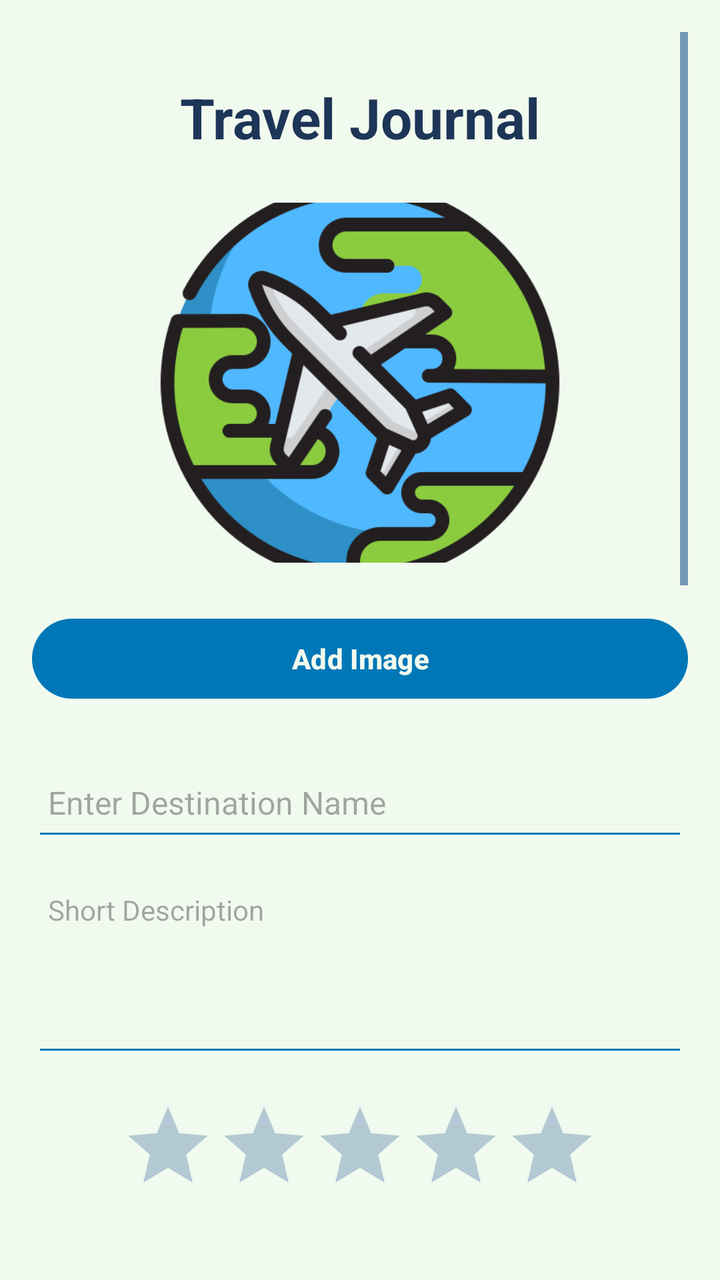
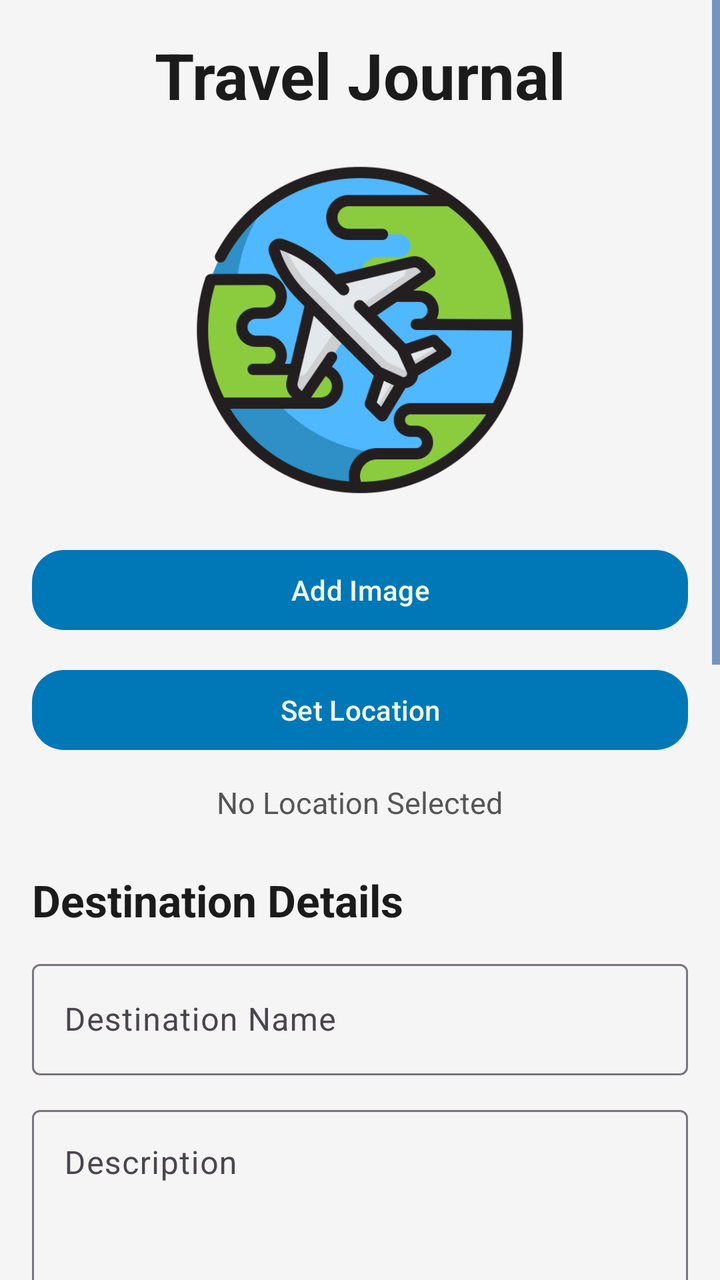

Compare the two renders of this Android layout. The source of the first and the diff that turns it into the second are given below.
<!-- AndroidManifest.xml: application theme Theme.WebAppProject -->
<!-- res/layout/activity_travel.xml -->
<?xml version="1.0" encoding="utf-8"?>
<androidx.constraintlayout.widget.ConstraintLayout
    xmlns:android="http://schemas.android.com/apk/res/android"
    xmlns:app="http://schemas.android.com/apk/res-auto"
    xmlns:tools="http://schemas.android.com/tools"
    android:id="@+id/addDestinationLayout"
    android:layout_width="match_parent"
    android:layout_height="match_parent"
    android:background="@color/backgroundColor"
    android:padding="16dp"
    tools:context=".TravelActivity">


    <ScrollView
        android:layout_width="0dp"
        android:layout_height="0dp"
        app:layout_constraintTop_toTopOf="parent"
        app:layout_constraintBottom_toBottomOf="parent"
        app:layout_constraintStart_toStartOf="parent"
        app:layout_constraintEnd_toEndOf="parent">


        <LinearLayout
            android:layout_width="match_parent"
            android:layout_height="wrap_content"
            android:orientation="vertical"
            android:gravity="center_horizontal">


            <TextView
                android:id="@+id/appTitle"
                android:layout_width="wrap_content"
                android:layout_height="wrap_content"
                android:text="Travel Journal"
                android:textSize="28sp"
                android:textStyle="bold"
                android:textColor="@color/textPrimary"
                android:layout_marginTop="24dp"
                android:layout_marginBottom="12dp"
                android:layout_gravity="center"/>


            <com.google.android.material.imageview.ShapeableImageView
                android:id="@+id/destinationPhoto"
                android:layout_width="220dp"
                android:layout_height="180dp"
                android:layout_marginTop="12dp"
                android:layout_marginBottom="16dp"
                android:layout_gravity="center"
                android:scaleType="centerCrop"
                android:src="@drawable/world_icon"
                android:contentDescription="Destination Photo"
                app:shapeAppearanceOverlay="@style/roundedImage"/>

            <Button
                android:id="@+id/btnAddImage"
                android:layout_width="match_parent"
                android:layout_height="wrap_content"
                android:text="Add Image"
                android:layout_marginTop="8dp"
                android:textAllCaps="false"
                android:textStyle="bold"/>

            
            <EditText
                android:id="@+id/destinationName"
                android:layout_width="match_parent"
                android:layout_height="48dp"
                android:layout_marginTop="24dp"
                android:hint="Enter Destination Name"
                android:padding="8dp"
                android:textColor="@color/textPrimary"
                android:textSize="16sp"
                android:backgroundTint="@color/colorPrimary"
                android:maxLines="1"
                android:inputType="text" />


            <EditText
                android:id="@+id/destinationDescription"
                android:layout_width="match_parent"
                android:layout_height="96dp"
                android:layout_marginTop="12dp"
                android:hint="Short Description"
                android:padding="8dp"
                android:textColor="@color/textPrimary"
                android:textSize="14sp"
                android:backgroundTint="@color/colorPrimary"
                android:gravity="top"
                android:inputType="textMultiLine"
                android:scrollbars="vertical" />


            
            <RatingBar
                android:id="@+id/destinationRating"
                android:layout_width="wrap_content"
                android:layout_height="wrap_content"
                android:layout_marginTop="16dp"
                android:numStars="5"
                android:stepSize="1"
                android:rating="0"
                android:isIndicator="false" />


            <EditText
                android:id="@+id/destinationActivities"
                android:layout_width="match_parent"
                android:layout_height="120dp"
                android:layout_marginTop="12dp"
                android:hint="Things to do here"
                android:padding="8dp"
                android:textColor="@color/textPrimary"
                android:textSize="14sp"
                android:backgroundTint="@color/colorPrimary"
                android:gravity="top"
                android:inputType="textMultiLine"
                android:scrollbars="vertical" />


            <TextView
                android:layout_width="wrap_content"
                android:layout_height="wrap_content"
                android:text="Date Arrived"
                android:textColor="@color/textPrimary"
                android:layout_marginTop="16dp" />


            <EditText
                android:id="@+id/dateArrived"
                android:layout_width="match_parent"
                android:layout_height="48dp"
                android:hint="Select arrival date"
                android:focusable="false"
                android:clickable="true"
                android:padding="8dp"
                android:textColor="@color/textPrimary"
                android:backgroundTint="@color/colorPrimary" />


            <TextView
                android:layout_width="wrap_content"
                android:layout_height="wrap_content"
                android:text="Date Left"
                android:textColor="@color/textPrimary"
                android:layout_marginTop="12dp" />


            <EditText
                android:id="@+id/dateLeft"
                android:layout_width="match_parent"
                android:layout_height="48dp"
                android:hint="Select departure date"
                android:focusable="false"
                android:clickable="true"
                android:padding="8dp"
                android:textColor="@color/textPrimary"
                android:backgroundTint="@color/colorPrimary" />



            <Button
                android:id="@+id/btnAddDestination"
                android:layout_width="match_parent"
                android:layout_height="wrap_content"
                android:layout_marginTop="24dp"
                android:text="Add Destination"
                android:backgroundTint="@color/colorAccent"
                android:textColor="@color/colorPrimary"
                android:textSize="18sp"
                android:stateListAnimator="@null"
                android:textAllCaps="false"
                android:textStyle="bold"/>

            <Button
                android:id="@+id/btnViewDestinations"
                android:layout_width="match_parent"
                android:layout_height="wrap_content"
                android:layout_marginTop="12dp"
                android:text="View Saved Destinations"
                android:backgroundTint="@color/colorPrimary"
                android:textColor="@android:color/white" />

            <androidx.recyclerview.widget.RecyclerView
            android:id="@+id/destinationList"
            android:layout_width="match_parent"
            android:layout_height="300dp"
            android:layout_marginTop="20dp"/>

        </LinearLayout>
    </ScrollView>

</androidx.constraintlayout.widget.ConstraintLayout>
<!-- resources referenced by this layout -->
<resources>
  <color name="backgroundColor">#F1FAEE</color>
  <color name="colorAccent">#FFB703</color>
  <color name="colorPrimary">#0077B6</color>
  <color name="textPrimary">#1D3557</color>
  <!-- drawable world_icon: png bitmap (drawable, 49991 bytes) -->
  <style name="roundedImage">
          <item name="cornerFamily">rounded</item>
          <item name="cornerSize">16dp</item>
      </style>
  <style name="Theme.WebAppProject" parent="Base.Theme.WebAppProject" />
  <style name="Base.Theme.WebAppProject" parent="Theme.Material3.DayNight.NoActionBar">
  
          <item name="colorPrimary">@color/colorPrimary</item>
          <item name="colorPrimaryContainer">@color/colorPrimaryDark</item>
          <item name="colorOnPrimary">@color/backgroundColor</item>
  
          <item name="colorSecondary">@color/colorAccent</item>
          <item name="colorSecondaryContainer">@color/colorAccent</item>
          <item name="colorOnSecondary">@color/textPrimary</item>
  
          <item name="android:windowBackground">@color/backgroundColor</item>
          <item name="colorSurface">@color/backgroundColor</item>
          <item name="colorOnSurface">@color/textPrimary</item>
  
          <item name="android:textColorPrimary">@color/textPrimary</item>
          <item name="android:textColorSecondary">@color/colorPrimaryDark</item>
  
      </style>
  <color name="colorPrimaryDark">#023E8A</color>
</resources>

<!-- the commit's change to res/layout/activity_travel.xml (unified diff, before → after) -->
@@ -1,193 +1,209 @@
 <?xml version="1.0" encoding="utf-8"?>
-<androidx.constraintlayout.widget.ConstraintLayout
-    xmlns:android="http://schemas.android.com/apk/res/android"
+<ScrollView xmlns:android="http://schemas.android.com/apk/res/android"
     xmlns:app="http://schemas.android.com/apk/res-auto"
-    xmlns:tools="http://schemas.android.com/tools"
-    android:id="@+id/addDestinationLayout"
     android:layout_width="match_parent"
     android:layout_height="match_parent"
-    android:background="@color/backgroundColor"
-    android:padding="16dp"
-    tools:context=".TravelActivity">
-
-
-    <ScrollView
-        android:layout_width="0dp"
-        android:layout_height="0dp"
-        app:layout_constraintTop_toTopOf="parent"
-        app:layout_constraintBottom_toBottomOf="parent"
-        app:layout_constraintStart_toStartOf="parent"
-        app:layout_constraintEnd_toEndOf="parent">
-
-
-        <LinearLayout
-            android:layout_width="match_parent"
-            android:layout_height="wrap_content"
-            android:orientation="vertical"
-            android:gravity="center_horizontal">
-
-
-            <TextView
-                android:id="@+id/appTitle"
-                android:layout_width="wrap_content"
+    android:background="#F5F5F5">
+
+    <LinearLayout
+        android:layout_width="match_parent"
+        android:layout_height="wrap_content"
+        android:orientation="vertical"
+        android:padding="16dp">
+
+        
+
+        <TextView
+            android:layout_width="wrap_content"
+            android:layout_height="wrap_content"
+            android:layout_gravity="center"
+            android:text="Travel Journal"
+            android:textColor="#1B1B1B"
+            android:textSize="32sp"
+            android:textStyle="bold" />
+
+        
+
+        <ImageView
+            android:id="@+id/destinationPhoto"
+            android:layout_width="180dp"
+            android:layout_height="180dp"
+            android:layout_gravity="center"
+            android:layout_marginTop="16dp"
+            android:scaleType="centerCrop"
+            android:src="@drawable/world_icon" />
+
+        
+
+        <com.google.android.material.button.MaterialButton
+            android:id="@+id/btnAddImage"
+            android:layout_width="match_parent"
+            android:layout_height="wrap_content"
+            android:layout_marginTop="16dp"
+            android:text="Add Image"
+            app:cornerRadius="16dp" />
+
+        
+
+        <com.google.android.material.button.MaterialButton
+            android:id="@+id/btnSetLocation"
+            android:layout_width="match_parent"
+            android:layout_height="wrap_content"
+            android:layout_marginTop="12dp"
+            android:text="Set Location"
+            app:cornerRadius="16dp" />
+
+        
+
+        <TextView
+            android:id="@+id/txtLocation"
+            android:layout_width="wrap_content"
+            android:layout_height="wrap_content"
+            android:layout_gravity="center"
+            android:layout_marginTop="12dp"
+            android:text="No Location Selected"
+            android:textColor="#555555"
+            android:textSize="15sp" />
+
+        
+
+        <TextView
+            android:layout_width="wrap_content"
+            android:layout_height="wrap_content"
+            android:layout_marginTop="24dp"
+            android:text="Destination Details"
+            android:textColor="#1B1B1B"
+            android:textSize="22sp"
+            android:textStyle="bold" />
+
+        
+
+        <com.google.android.material.textfield.TextInputLayout
+            android:layout_width="match_parent"
+            android:layout_height="wrap_content"
+            android:layout_marginTop="12dp">
+
+            <com.google.android.material.textfield.TextInputEditText
+                android:id="@+id/destinationName"
+                android:layout_width="match_parent"
                 android:layout_height="wrap_content"
-                android:text="Travel Journal"
-                android:textSize="28sp"
-                android:textStyle="bold"
-                android:textColor="@color/textPrimary"
-                android:layout_marginTop="24dp"
-                android:layout_marginBottom="12dp"
-                android:layout_gravity="center"/>
-
-
-            <com.google.android.material.imageview.ShapeableImageView
-                android:id="@+id/destinationPhoto"
-                android:layout_width="220dp"
-                android:layout_height="180dp"
-                android:layout_marginTop="12dp"
-                android:layout_marginBottom="16dp"
-                android:layout_gravity="center"
-                android:scaleType="centerCrop"
-                android:src="@drawable/world_icon"
-                android:contentDescription="Destination Photo"
-                app:shapeAppearanceOverlay="@style/roundedImage"/>
-
-            <Button
-                android:id="@+id/btnAddImage"
+                android:hint="Destination Name" />
+        </com.google.android.material.textfield.TextInputLayout>
+
+        
+
+        <com.google.android.material.textfield.TextInputLayout
+            android:layout_width="match_parent"
+            android:layout_height="wrap_content"
+            android:layout_marginTop="12dp">
+
+            <com.google.android.material.textfield.TextInputEditText
+                android:id="@+id/destinationDescription"
+                android:layout_width="match_parent"
+                android:layout_height="120dp"
+                android:gravity="top"
+                android:hint="Description"
+                android:inputType="textMultiLine" />
+        </com.google.android.material.textfield.TextInputLayout>
+
+        
+
+        <com.google.android.material.textfield.TextInputLayout
+            android:layout_width="match_parent"
+            android:layout_height="wrap_content"
+            android:layout_marginTop="12dp">
+
+            <com.google.android.material.textfield.TextInputEditText
+                android:id="@+id/destinationActivities"
+                android:layout_width="match_parent"
+                android:layout_height="100dp"
+                android:gravity="top"
+                android:hint="Things to do here"
+                android:inputType="textMultiLine" />
+        </com.google.android.material.textfield.TextInputLayout>
+
+        
+
+        <TextView
+            android:layout_width="wrap_content"
+            android:layout_height="wrap_content"
+            android:layout_marginTop="24dp"
+            android:text="Travel Information"
+            android:textColor="#1B1B1B"
+            android:textSize="22sp"
+            android:textStyle="bold" />
+
+        
+
+        <RatingBar
+            android:id="@+id/destinationRating"
+            style="@style/Widget.AppCompat.RatingBar"
+            android:layout_width="wrap_content"
+            android:layout_height="wrap_content"
+            android:layout_marginTop="12dp"
+            android:numStars="5"
+            android:stepSize="1.0" />
+
+        
+
+        <com.google.android.material.textfield.TextInputLayout
+            android:layout_width="match_parent"
+            android:layout_height="wrap_content"
+            android:layout_marginTop="12dp">
+
+            <com.google.android.material.textfield.TextInputEditText
+                android:id="@+id/dateArrived"
                 android:layout_width="match_parent"
                 android:layout_height="wrap_content"
-                android:text="Add Image"
-                android:layout_marginTop="8dp"
-                android:textAllCaps="false"
-                android:textStyle="bold"/>
-
-            
-            <EditText
-                android:id="@+id/destinationName"
-                android:layout_width="match_parent"
-                android:layout_height="48dp"
-                android:layout_marginTop="24dp"
-                android:hint="Enter Destination Name"
-                android:padding="8dp"
-                android:textColor="@color/textPrimary"
-                android:textSize="16sp"
-                android:backgroundTint="@color/colorPrimary"
-                android:maxLines="1"
-                android:inputType="text" />
-
-
-            <EditText
-                android:id="@+id/destinationDescription"
-                android:layout_width="match_parent"
-                android:layout_height="96dp"
-                android:layout_marginTop="12dp"
-                android:hint="Short Description"
-                android:padding="8dp"
-                android:textColor="@color/textPrimary"
-                android:textSize="14sp"
-                android:backgroundTint="@color/colorPrimary"
-                android:gravity="top"
-                android:inputType="textMultiLine"
-                android:scrollbars="vertical" />
-
-
-            
-            <RatingBar
-                android:id="@+id/destinationRating"
-                android:layout_width="wrap_content"
+                android:focusable="false"
+                android:hint="Arrival Date" />
+        </com.google.android.material.textfield.TextInputLayout>
+
+        
+
+        <com.google.android.material.textfield.TextInputLayout
+            android:layout_width="match_parent"
+            android:layout_height="wrap_content"
+            android:layout_marginTop="12dp">
+
+            <com.google.android.material.textfield.TextInputEditText
+                android:id="@+id/dateLeft"
+                android:layout_width="match_parent"
                 android:layout_height="wrap_content"
-                android:layout_marginTop="16dp"
-                android:numStars="5"
-                android:stepSize="1"
-                android:rating="0"
-                android:isIndicator="false" />
-
-
-            <EditText
-                android:id="@+id/destinationActivities"
-                android:layout_width="match_parent"
-                android:layout_height="120dp"
-                android:layout_marginTop="12dp"
-                android:hint="Things to do here"
-                android:padding="8dp"
-                android:textColor="@color/textPrimary"
-                android:textSize="14sp"
-                android:backgroundTint="@color/colorPrimary"
-                android:gravity="top"
-                android:inputType="textMultiLine"
-                android:scrollbars="vertical" />
-
-
-            <TextView
-                android:layout_width="wrap_content"
-                android:layout_height="wrap_content"
-                android:text="Date Arrived"
-                android:textColor="@color/textPrimary"
-                android:layout_marginTop="16dp" />
-
-
-            <EditText
-                android:id="@+id/dateArrived"
-                android:layout_width="match_parent"
-                android:layout_height="48dp"
-                android:hint="Select arrival date"
                 android:focusable="false"
-                android:clickable="true"
-                android:padding="8dp"
-                android:textColor="@color/textPrimary"
-                android:backgroundTint="@color/colorPrimary" />
-
-
-            <TextView
-                android:layout_width="wrap_content"
-                android:layout_height="wrap_content"
-                android:text="Date Left"
-                android:textColor="@color/textPrimary"
-                android:layout_marginTop="12dp" />
-
-
-            <EditText
-                android:id="@+id/dateLeft"
-                android:layout_width="match_parent"
-                android:layout_height="48dp"
-                android:hint="Select departure date"
-                android:focusable="false"
-                android:clickable="true"
-                android:padding="8dp"
-                android:textColor="@color/textPrimary"
-                android:backgroundTint="@color/colorPrimary" />
-
-
-
-            <Button
-                android:id="@+id/btnAddDestination"
-                android:layout_width="match_parent"
-                android:layout_height="wrap_content"
-                android:layout_marginTop="24dp"
-                android:text="Add Destination"
-                android:backgroundTint="@color/colorAccent"
-                android:textColor="@color/colorPrimary"
-                android:textSize="18sp"
-                android:stateListAnimator="@null"
-                android:textAllCaps="false"
-                android:textStyle="bold"/>
-
-            <Button
-                android:id="@+id/btnViewDestinations"
-                android:layout_width="match_parent"
-                android:layout_height="wrap_content"
-                android:layout_marginTop="12dp"
-                android:text="View Saved Destinations"
-                android:backgroundTint="@color/colorPrimary"
-                android:textColor="@android:color/white" />
-
-            <androidx.recyclerview.widget.RecyclerView
+                android:hint="Departure Date" />
+        </com.google.android.material.textfield.TextInputLayout>
+
+        
+
+        <com.google.android.material.button.MaterialButton
+            android:id="@+id/btnAddDestination"
+            android:layout_width="match_parent"
+            android:layout_height="wrap_content"
+            android:layout_marginTop="24dp"
+            android:text="Add Destination"
+            android:textSize="18sp"
+            app:cornerRadius="18dp" />
+
+        
+
+        <com.google.android.material.button.MaterialButton
+            android:id="@+id/btnViewDestinations"
+            android:layout_width="match_parent"
+            android:layout_height="wrap_content"
+            android:layout_marginTop="12dp"
+            android:layout_marginBottom="24dp"
+            android:text="View Saved Destinations"
+            app:cornerRadius="18dp" />
+
+        
+
+        <androidx.recyclerview.widget.RecyclerView
             android:id="@+id/destinationList"
             android:layout_width="match_parent"
-            android:layout_height="300dp"
-            android:layout_marginTop="20dp"/>
-
-        </LinearLayout>
-    </ScrollView>
-
-</androidx.constraintlayout.widget.ConstraintLayout>
+            android:layout_height="wrap_content"
+            android:nestedScrollingEnabled="false" />
+
+    </LinearLayout>
+
+</ScrollView>
<!-- resource entries referenced after the edit -->
@@ -5,10 +5,6 @@
   <color name="colorPrimary">#0077B6</color>
   <color name="textPrimary">#1D3557</color>
   <!-- drawable world_icon: png bitmap (drawable, 49991 bytes) -->
-  <style name="roundedImage">
-          <item name="cornerFamily">rounded</item>
-          <item name="cornerSize">16dp</item>
-      </style>
   <style name="Theme.WebAppProject" parent="Base.Theme.WebAppProject" />
   <style name="Base.Theme.WebAppProject" parent="Theme.Material3.DayNight.NoActionBar">
   
